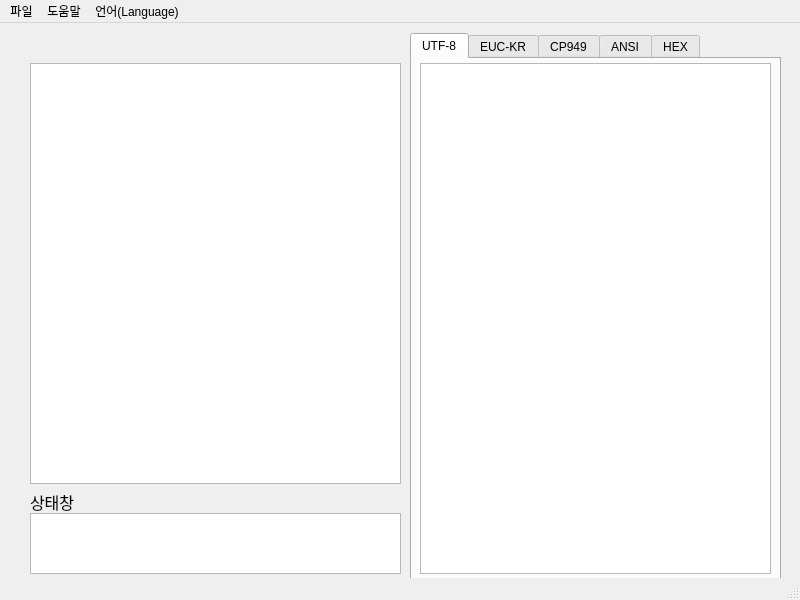
First picture: the form in memoreader/memoreaderui.ui, repository kwonyohan/kwon, before the edit.
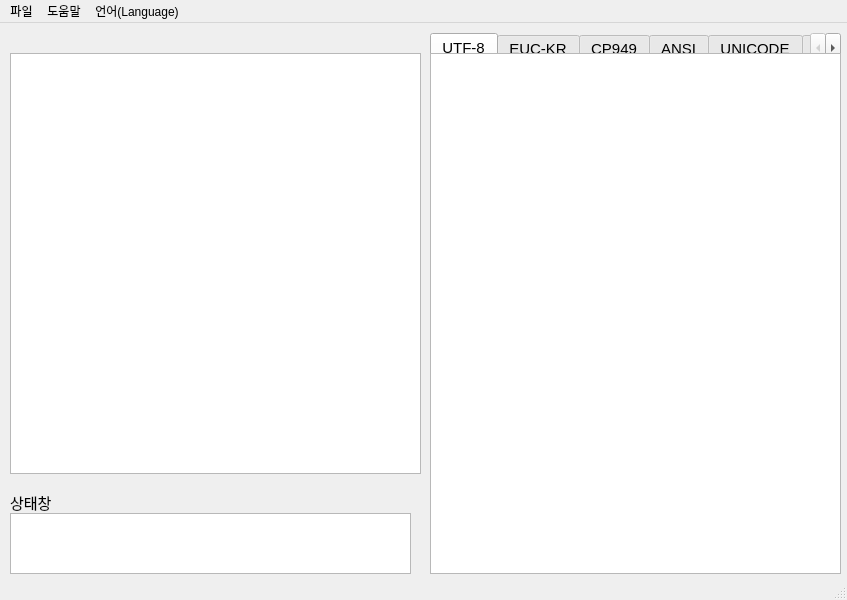
Second picture: the form after the edit.

```diff
--- a/memoreader/memoreaderui.ui
+++ b/memoreader/memoreaderui.ui
@@ -6,7 +6,7 @@
    <rect>
     <x>0</x>
     <y>0</y>
-    <width>800</width>
+    <width>847</width>
     <height>600</height>
    </rect>
   </property>
@@ -14,32 +14,12 @@
    <string>memoreader</string>
   </property>
   <widget class="QWidget" name="centralwidget">
-   <widget class="QTextEdit" name="hexview">
-    <property name="geometry">
-     <rect>
-      <x>30</x>
-      <y>40</y>
-      <width>371</width>
-      <height>421</height>
-     </rect>
-    </property>
-   </widget>
-   <widget class="QTextBrowser" name="viewtxt">
-    <property name="geometry">
-     <rect>
-      <x>420</x>
-      <y>40</y>
-      <width>351</width>
-      <height>511</height>
-     </rect>
-    </property>
-   </widget>
    <widget class="QTextBrowser" name="console">
     <property name="geometry">
      <rect>
-      <x>30</x>
+      <x>10</x>
       <y>490</y>
-      <width>371</width>
+      <width>401</width>
       <height>61</height>
      </rect>
     </property>
@@ -47,7 +27,7 @@
    <widget class="QLabel" name="console_label">
     <property name="geometry">
      <rect>
-      <x>30</x>
+      <x>10</x>
       <y>470</y>
       <width>77</width>
       <height>18</height>
@@ -55,7 +35,7 @@
     </property>
     <property name="font">
      <font>
-      <pointsize>12</pointsize>
+      <pointsize>11</pointsize>
       <weight>50</weight>
       <bold>false</bold>
      </font>
@@ -67,12 +47,17 @@
    <widget class="QTabWidget" name="tabWidget">
     <property name="geometry">
      <rect>
-      <x>410</x>
+      <x>430</x>
       <y>10</y>
-      <width>371</width>
-      <height>551</height>
+      <width>411</width>
+      <height>21</height>
      </rect>
     </property>
+    <property name="font">
+     <font>
+      <pointsize>11</pointsize>
+     </font>
+    </property>
     <property name="currentIndex">
      <number>0</number>
     </property>
@@ -116,24 +101,49 @@
       <string>ANSI</string>
      </attribute>
     </widget>
+    <widget class="QWidget" name="unicode">
+     <attribute name="title">
+      <string>UNICODE</string>
+     </attribute>
+    </widget>
     <widget class="QWidget" name="hex">
      <attribute name="title">
       <string>HEX</string>
      </attribute>
     </widget>
    </widget>
+   <widget class="QTextEdit" name="hexview">
+    <property name="geometry">
+     <rect>
+      <x>10</x>
+      <y>30</y>
+      <width>411</width>
+      <height>421</height>
+     </rect>
+    </property>
+   </widget>
+   <widget class="QTextBrowser" name="textviewer">
+    <property name="geometry">
+     <rect>
+      <x>430</x>
+      <y>30</y>
+      <width>411</width>
+      <height>521</height>
+     </rect>
+    </property>
+   </widget>
    <zorder>tabWidget</zorder>
-   <zorder>hexview</zorder>
    <zorder>console</zorder>
    <zorder>console_label</zorder>
-   <zorder>viewtxt</zorder>
+   <zorder>hexview</zorder>
+   <zorder>textviewer</zorder>
   </widget>
   <widget class="QMenuBar" name="menubar">
    <property name="geometry">
     <rect>
      <x>0</x>
      <y>0</y>
-     <width>800</width>
+     <width>847</width>
      <height>21</height>
     </rect>
    </property>
@@ -148,6 +158,8 @@
     <property name="title">
      <string>도움말</string>
     </property>
+    <addaction name="action"/>
+    <addaction name="actionmemoreader"/>
    </widget>
    <widget class="QMenu" name="menu_Language">
     <property name="title">
@@ -187,6 +199,17 @@
     <string>English</string>
    </property>
   </action>
+  <action name="action">
+   <property name="text">
+    <string>
+도움말 보기</string>
+   </property>
+  </action>
+  <action name="actionmemoreader">
+   <property name="text">
+    <string>memoreader 정보</string>
+   </property>
+  </action>
  </widget>
  <resources/>
  <connections/>
```
